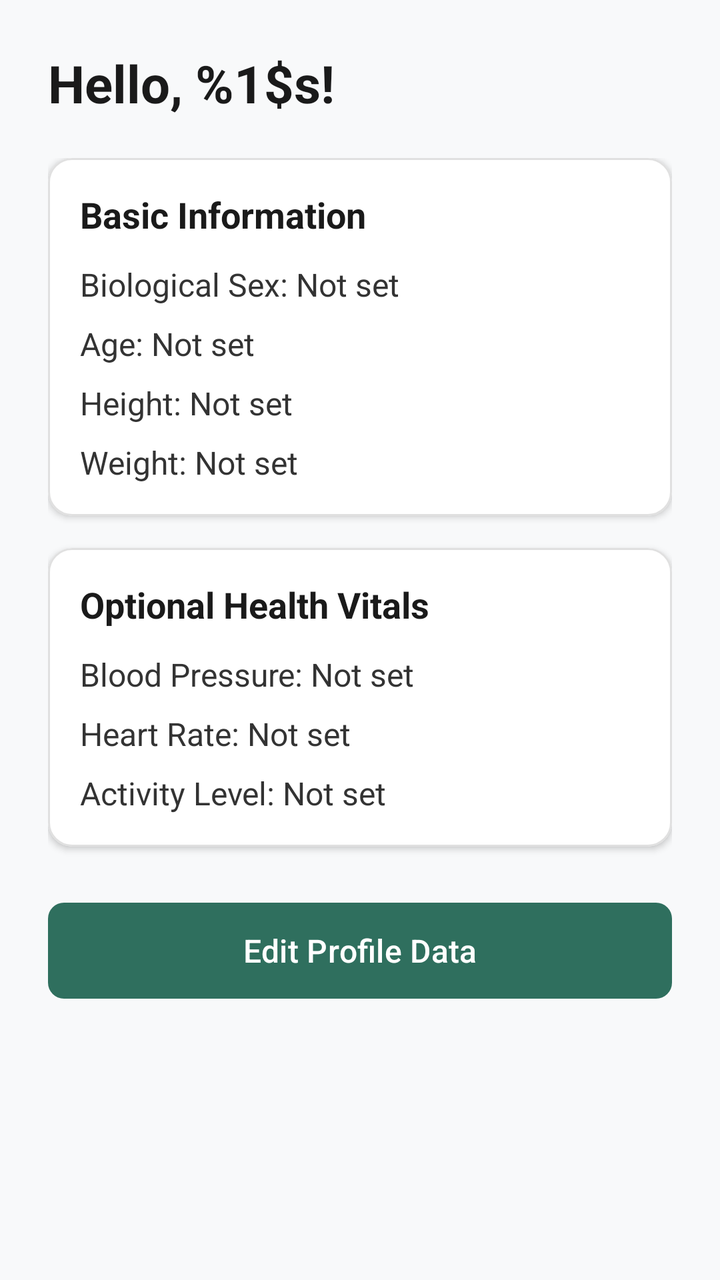
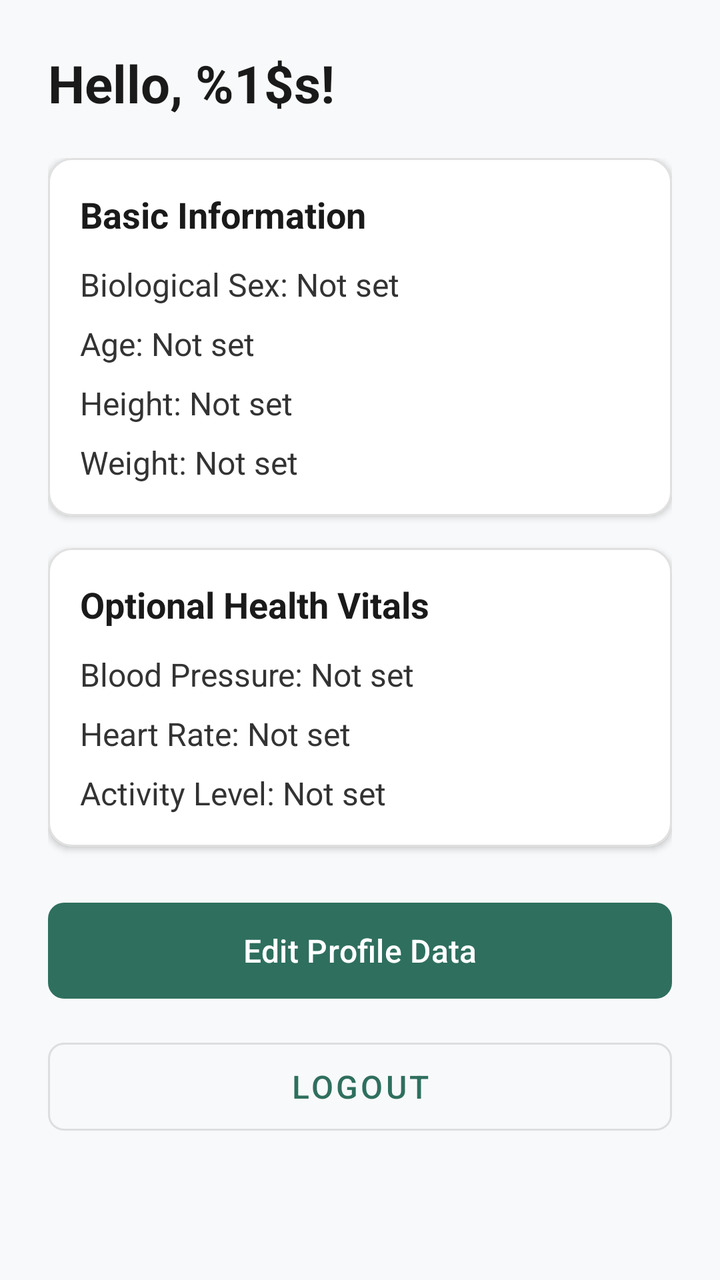

An Android layout rendered at two revisions. The XML below is the earlier revision; the diff shows what the commit changed to produce the second picture.
<!-- AndroidManifest.xml: application theme Theme.AidFinder -->
<!-- res/layout/fragment_profile.xml -->
<?xml version="1.0" encoding="utf-8"?>
<ScrollView xmlns:android="http://schemas.android.com/apk/res/android"
    xmlns:app="http://schemas.android.com/apk/res-auto"
    android:layout_width="match_parent"
    android:layout_height="match_parent"
    android:fillViewport="true"
    android:background="#F8F9FA">

    <LinearLayout
        android:layout_width="match_parent"
        android:layout_height="wrap_content"
        android:orientation="vertical"
        android:padding="24dp">

        
        <TextView
            android:id="@+id/tvProfileGreeting"
            android:layout_width="match_parent"
            android:layout_height="wrap_content"
            android:text="@string/msg_profile_greeting"
            android:textSize="26sp"
            android:textStyle="bold"
            android:textColor="#1A1A1A"
            android:layout_marginBottom="20dp" />

        
        <LinearLayout
            android:id="@+id/layoutSummaryMode"
            android:layout_width="match_parent"
            android:layout_height="wrap_content"
            android:orientation="vertical">

            <com.google.android.material.card.MaterialCardView
                android:id="@+id/cardBasicInfo"
                android:layout_width="match_parent"
                android:layout_height="wrap_content"
                android:layout_marginBottom="16dp"
                app:cardCornerRadius="12dp"
                app:cardElevation="2dp"
                app:cardBackgroundColor="#FFFFFF"
                app:strokeWidth="1dp"
                app:strokeColor="#E0E0E0">

                <LinearLayout
                    android:layout_width="match_parent"
                    android:layout_height="wrap_content"
                    android:orientation="vertical"
                    android:padding="16dp">

                    <TextView
                        android:layout_width="wrap_content"
                        android:layout_height="wrap_content"
                        android:text="@string/section_basic_info"
                        android:textSize="18sp"
                        android:textStyle="bold"
                        android:textColor="#1A1A1A"
                        android:layout_marginBottom="12dp" />

                    <TextView
                        android:id="@+id/tvSummarySex"
                        android:layout_width="match_parent"
                        android:layout_height="wrap_content"
                        android:text="Biological Sex: Not set"
                        android:textSize="16sp"
                        android:textColor="#333333"
                        android:layout_marginBottom="8dp" />

                    <TextView
                        android:id="@+id/tvSummaryAge"
                        android:layout_width="match_parent"
                        android:layout_height="wrap_content"
                        android:text="Age: Not set"
                        android:textSize="16sp"
                        android:textColor="#333333"
                        android:layout_marginBottom="8dp" />

                    <TextView
                        android:id="@+id/tvSummaryHeight"
                        android:layout_width="match_parent"
                        android:layout_height="wrap_content"
                        android:text="Height: Not set"
                        android:textSize="16sp"
                        android:textColor="#333333"
                        android:layout_marginBottom="8dp" />

                    <TextView
                        android:id="@+id/tvSummaryWeight"
                        android:layout_width="match_parent"
                        android:layout_height="wrap_content"
                        android:text="Weight: Not set"
                        android:textSize="16sp"
                        android:textColor="#333333" />

                </LinearLayout>
            </com.google.android.material.card.MaterialCardView>

            <com.google.android.material.card.MaterialCardView
                android:id="@+id/cardVitalsInfo"
                android:layout_width="match_parent"
                android:layout_height="wrap_content"
                android:layout_marginBottom="24dp"
                app:cardCornerRadius="12dp"
                app:cardElevation="2dp"
                app:cardBackgroundColor="#FFFFFF"
                app:strokeWidth="1dp"
                app:strokeColor="#E0E0E0">

                <LinearLayout
                    android:layout_width="match_parent"
                    android:layout_height="wrap_content"
                    android:orientation="vertical"
                    android:padding="16dp">

                    <TextView
                        android:layout_width="wrap_content"
                        android:layout_height="wrap_content"
                        android:text="@string/section_vitals"
                        android:textSize="18sp"
                        android:textStyle="bold"
                        android:textColor="#1A1A1A"
                        android:layout_marginBottom="12dp" />

                    <TextView
                        android:id="@+id/tvSummaryBP"
                        android:layout_width="match_parent"
                        android:layout_height="wrap_content"
                        android:text="Blood Pressure: Not set"
                        android:textSize="16sp"
                        android:textColor="#333333"
                        android:layout_marginBottom="8dp" />

                    <TextView
                        android:id="@+id/tvSummaryHeartRate"
                        android:layout_width="match_parent"
                        android:layout_height="wrap_content"
                        android:text="Heart Rate: Not set"
                        android:textSize="16sp"
                        android:textColor="#333333"
                        android:layout_marginBottom="8dp" />

                    <TextView
                        android:id="@+id/tvSummaryActivity"
                        android:layout_width="match_parent"
                        android:layout_height="wrap_content"
                        android:text="Activity Level: Not set"
                        android:textSize="16sp"
                        android:textColor="#333333" />

                </LinearLayout>
            </com.google.android.material.card.MaterialCardView>

            <com.google.android.material.button.MaterialButton
                android:id="@+id/btnEditProfile"
                android:layout_width="match_parent"
                android:layout_height="56dp"
                android:text="Edit Profile Data"
                android:textSize="16sp"
                app:cornerRadius="8dp" />

        </LinearLayout>

        
        <LinearLayout
            android:id="@+id/layoutEditMode"
            android:layout_width="match_parent"
            android:layout_height="wrap_content"
            android:orientation="vertical"
            android:visibility="gone">

            <TextView
                android:layout_width="wrap_content"
                android:layout_height="wrap_content"
                android:text="@string/section_basic_info"
                android:textSize="18sp"
                android:textStyle="bold"
                android:textColor="#1A1A1A"
                android:layout_marginBottom="12dp" />

            <TextView
                android:layout_width="wrap_content"
                android:layout_height="wrap_content"
                android:text="@string/label_biological_sex"
                android:textSize="14sp"
                android:textColor="#555555"
                android:layout_marginBottom="4dp" />

            <RadioGroup
                android:id="@+id/rgBiologicalSex"
                android:layout_width="match_parent"
                android:layout_height="wrap_content"
                android:orientation="horizontal"
                android:layout_marginBottom="16dp">

                <RadioButton
                    android:id="@+id/rbFemale"
                    android:layout_width="wrap_content"
                    android:layout_height="wrap_content"
                    android:text="@string/sex_female"
                    android:textSize="16sp"
                    android:layout_marginEnd="24dp" />

                <RadioButton
                    android:id="@+id/rbMale"
                    android:layout_width="wrap_content"
                    android:layout_height="wrap_content"
                    android:text="@string/sex_male"
                    android:textSize="16sp" />
            </RadioGroup>

            <com.google.android.material.textfield.TextInputLayout
                android:layout_width="match_parent"
                android:layout_height="wrap_content"
                android:layout_marginBottom="12dp"
                style="@style/Widget.MaterialComponents.TextInputLayout.OutlinedBox">

                <com.google.android.material.textfield.TextInputEditText
                    android:id="@+id/etAge"
                    android:layout_width="match_parent"
                    android:layout_height="wrap_content"
                    android:hint="@string/hint_age"
                    android:inputType="number" />
            </com.google.android.material.textfield.TextInputLayout>

            <LinearLayout
                android:layout_width="match_parent"
                android:layout_height="wrap_content"
                android:orientation="horizontal"
                android:baselineAligned="false"
                android:layout_marginBottom="12dp">

                <com.google.android.material.textfield.TextInputLayout
                    android:layout_width="0dp"
                    android:layout_height="wrap_content"
                    android:layout_weight="1"
                    android:layout_marginEnd="8dp"
                    style="@style/Widget.MaterialComponents.TextInputLayout.OutlinedBox">

                    <com.google.android.material.textfield.TextInputEditText
                        android:id="@+id/etHeightFeet"
                        android:layout_width="match_parent"
                        android:layout_height="wrap_content"
                        android:hint="@string/hint_height_ft"
                        android:inputType="number" />
                </com.google.android.material.textfield.TextInputLayout>

                <com.google.android.material.textfield.TextInputLayout
                    android:layout_width="0dp"
                    android:layout_height="wrap_content"
                    android:layout_weight="1"
                    android:layout_marginStart="8dp"
                    style="@style/Widget.MaterialComponents.TextInputLayout.OutlinedBox">

                    <com.google.android.material.textfield.TextInputEditText
                        android:id="@+id/etHeightInches"
                        android:layout_width="match_parent"
                        android:layout_height="wrap_content"
                        android:hint="@string/hint_height_in"
                        android:inputType="number" />
                </com.google.android.material.textfield.TextInputLayout>
            </LinearLayout>

            <com.google.android.material.textfield.TextInputLayout
                android:layout_width="match_parent"
                android:layout_height="wrap_content"
                android:layout_marginBottom="24dp"
                style="@style/Widget.MaterialComponents.TextInputLayout.OutlinedBox">

                <com.google.android.material.textfield.TextInputEditText
                    android:id="@+id/etWeightLbs"
                    android:layout_width="match_parent"
                    android:layout_height="wrap_content"
                    android:hint="@string/hint_weight_lbs"
                    android:inputType="numberDecimal" />
            </com.google.android.material.textfield.TextInputLayout>

            <TextView
                android:layout_width="wrap_content"
                android:layout_height="wrap_content"
                android:text="@string/section_vitals"
                android:textSize="18sp"
                android:textStyle="bold"
                android:textColor="#1A1A1A"
                android:layout_marginBottom="12dp" />

            <com.google.android.material.textfield.TextInputLayout
                android:layout_width="match_parent"
                android:layout_height="wrap_content"
                android:layout_marginBottom="12dp"
                style="@style/Widget.MaterialComponents.TextInputLayout.OutlinedBox">

                <com.google.android.material.textfield.TextInputEditText
                    android:id="@+id/etBloodPressure"
                    android:layout_width="match_parent"
                    android:layout_height="wrap_content"
                    android:hint="@string/hint_blood_pressure"
                    android:inputType="text" />
            </com.google.android.material.textfield.TextInputLayout>

            <com.google.android.material.textfield.TextInputLayout
                android:layout_width="match_parent"
                android:layout_height="wrap_content"
                android:layout_marginBottom="12dp"
                style="@style/Widget.MaterialComponents.TextInputLayout.OutlinedBox">

                <com.google.android.material.textfield.TextInputEditText
                    android:id="@+id/etHeartRate"
                    android:layout_width="match_parent"
                    android:layout_height="wrap_content"
                    android:hint="@string/hint_heart_rate"
                    android:inputType="number" />
            </com.google.android.material.textfield.TextInputLayout>

            <com.google.android.material.textfield.TextInputLayout
                android:layout_width="match_parent"
                android:layout_height="wrap_content"
                android:layout_marginBottom="24dp"
                style="@style/Widget.MaterialComponents.TextInputLayout.OutlinedBox">

                <com.google.android.material.textfield.TextInputEditText
                    android:id="@+id/etActivityLevel"
                    android:layout_width="match_parent"
                    android:layout_height="wrap_content"
                    android:hint="@string/hint_activity_level"
                    android:inputType="textCapWords" />
            </com.google.android.material.textfield.TextInputLayout>

            <com.google.android.material.button.MaterialButton
                android:id="@+id/btnSaveProfile"
                android:layout_width="match_parent"
                android:layout_height="56dp"
                android:text="@string/btn_save_profile"
                android:textSize="16sp"
                app:cornerRadius="8dp"
                android:layout_marginBottom="12dp" />

            <com.google.android.material.button.MaterialButton
                android:id="@+id/btnCancelEdit"
                android:layout_width="match_parent"
                android:layout_height="56dp"
                android:text="Cancel"
                android:textSize="16sp"
                app:cornerRadius="8dp"
                style="@style/Widget.MaterialComponents.Button.OutlinedButton" />

        </LinearLayout>

    </LinearLayout>
</ScrollView>
<!-- resources referenced by this layout -->
<resources>
  <string name="btn_save_profile">Save Profile</string>
  <string name="hint_activity_level">Activity Level (e.g. Moderately Active)</string>
  <string name="hint_age">Age</string>
  <string name="hint_blood_pressure">Blood Pressure (e.g. 120/80)</string>
  <string name="hint_heart_rate">Heart Rate (bpm)</string>
  <string name="hint_height_ft">Height (ft)</string>
  <string name="hint_height_in">Height (in)</string>
  <string name="hint_weight_lbs">Weight (lbs)</string>
  <string name="label_biological_sex">Biological Sex</string>
  <string name="msg_profile_greeting">Hello, %1$s!</string>
  <string name="section_basic_info">Basic Information</string>
  <string name="section_vitals">Optional Health Vitals</string>
  <string name="sex_female">Female</string>
  <string name="sex_male">Male</string>
  <style name="Theme.AidFinder" parent="Theme.Material3.DayNight.NoActionBar">
          <item name="colorPrimary">@color/accent</item>
          <item name="colorOnPrimary">@color/white</item>
          <item name="android:colorBackground">@color/paper</item>
          <item name="android:textColorPrimary">@color/ink</item>
      </style>
  <color name="accent">#FF2F6F5E</color>
  <color name="white">#FFFFFFFF</color>
  <color name="paper">#FFFBFAF7</color>
  <color name="ink">#FF1C2321</color>
</resources>

<!-- the commit's change to res/layout/fragment_profile.xml (unified diff, before → after) -->
@@ -157,6 +157,16 @@
                 android:textSize="16sp"
                 app:cornerRadius="8dp" />
 
+            <com.google.android.material.button.MaterialButton
+                android:id="@+id/btnLogoutProfile"
+                android:layout_width="match_parent"
+                android:layout_height="56dp"
+                android:text="@string/btn_logout"
+                android:textSize="16sp"
+                app:cornerRadius="8dp"
+                android:layout_marginTop="12dp"
+                style="@style/Widget.MaterialComponents.Button.OutlinedButton" />
+
         </LinearLayout>
 
         
<!-- resource entries referenced after the edit -->
@@ -1,5 +1,6 @@
 <!-- resources referenced by this layout -->
 <resources>
+  <string name="btn_logout">Logout</string>
   <string name="btn_save_profile">Save Profile</string>
   <string name="hint_activity_level">Activity Level (e.g. Moderately Active)</string>
   <string name="hint_age">Age</string>
